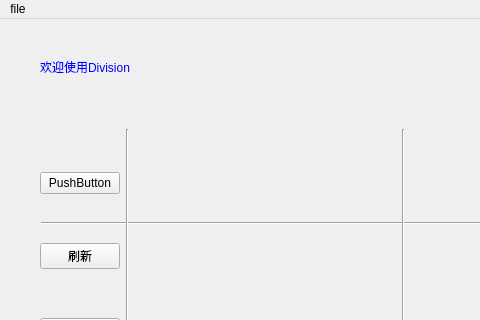
First picture: the form in all_ui/divide.ui, repository Four-Cobbler/TeamDeathmatch, before the edit; both pictures show x 0 to 480 and y 0 to 320 of the 800 by 600 pixel window.
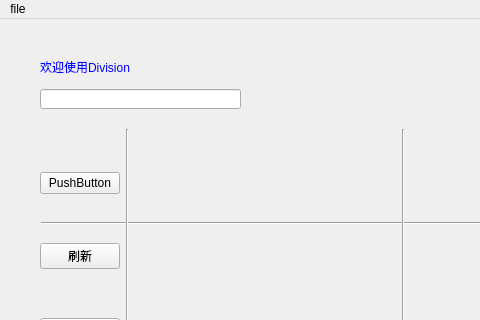
Second picture: the form after the edit.

```diff
--- a/all_ui/divide.ui
+++ b/all_ui/divide.ui
@@ -57,7 +57,7 @@
      <enum>Qt::Horizontal</enum>
     </property>
    </widget>
-   <widget class="QWidget" name="">
+   <widget class="QWidget" name="layoutWidget">
     <property name="geometry">
      <rect>
       <x>40</x>
@@ -187,6 +187,16 @@
      </item>
     </layout>
    </widget>
+   <widget class="QLineEdit" name="lineEdit">
+    <property name="geometry">
+     <rect>
+      <x>40</x>
+      <y>70</y>
+      <width>201</width>
+      <height>20</height>
+     </rect>
+    </property>
+   </widget>
   </widget>
   <widget class="QMenuBar" name="menubar">
    <property name="geometry">
```
